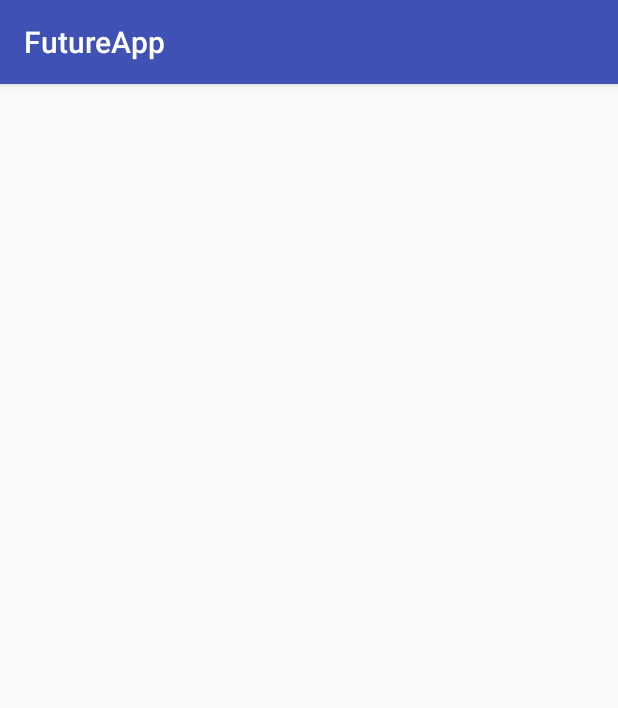
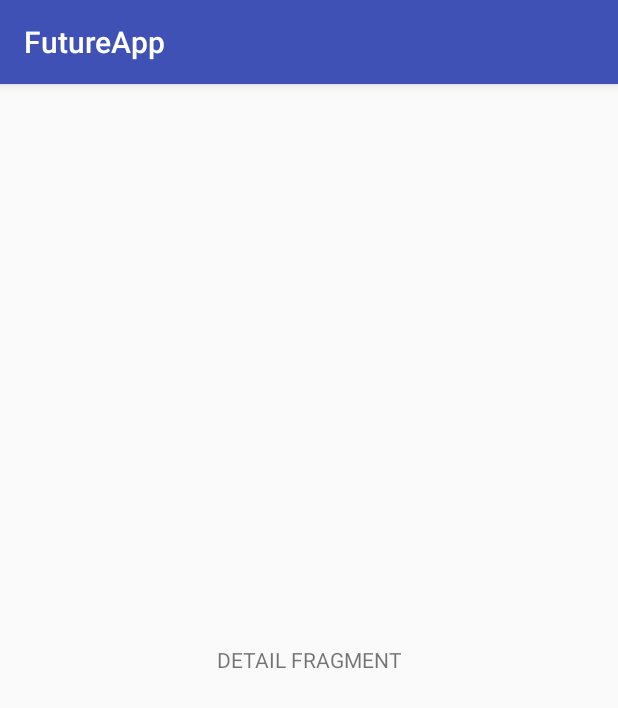
Before and after one commit to tomgozdek/FutureApp, an Android app: the DetailActivity screen opened directly, with no data from a screen before it, on a phone screen of 412 x 824 dp. Shown: the top 708 px of the screen. Run offline under Robolectric (Android 15) with nearby library versions, the phone set to English and light mode, and no system bars; our stand-ins replace ButterKnife.

Commit message:
Add detail fragment and logic for starting it from detail activity

```diff
--- a/app/src/main/AndroidManifest.xml
+++ b/app/src/main/AndroidManifest.xml
@@ -16,7 +16,9 @@
                 <category android:name="android.intent.category.LAUNCHER"/>
             </intent-filter>
         </activity>
-        <activity android:name=".detail.DetailActivity">
+        <activity
+            android:name=".detail.DetailActivity"
+            android:exported="true">
         </activity>
     </application>
 
--- a/app/src/main/java/com/tomekgozdek/futureapp/detail/DetailActivity.java
+++ b/app/src/main/java/com/tomekgozdek/futureapp/detail/DetailActivity.java
@@ -5,11 +5,28 @@ import android.os.Bundle;
 
 import com.tomekgozdek.futureapp.R;
 
+import butterknife.ButterKnife;
+
 public class DetailActivity extends AppCompatActivity {
 
     @Override
     protected void onCreate(Bundle savedInstanceState) {
         super.onCreate(savedInstanceState);
         setContentView(R.layout.activity_detail);
+
+        ButterKnife.bind(this);
+
+        if(ButterKnife.findById(this, R.id.detail_frag_container) != null){
+            if (savedInstanceState != null) {
+                return;
+            }
+
+            DetailFragment fragment = new DetailFragment();
+            fragment.setArguments(getIntent().getExtras());
+            getSupportFragmentManager()
+                    .beginTransaction()
+                    .add(R.id.detail_frag_container, fragment)
+                    .commit();
+        }
     }
 }
--- /dev/null
+++ b/app/src/main/java/com/tomekgozdek/futureapp/detail/DetailFragment.java
@@ -0,0 +1,23 @@
+package com.tomekgozdek.futureapp.detail;
+
+import android.os.Bundle;
+import android.support.annotation.Nullable;
+import android.support.v4.app.Fragment;
+import android.view.LayoutInflater;
+import android.view.View;
+import android.view.ViewGroup;
+
+import com.tomekgozdek.futureapp.R;
+
+/**
+ * Created by TomekG on 2017-04-02.
+ */
+
+public class DetailFragment extends Fragment {
+
+    @Nullable
+    @Override
+    public View onCreateView(LayoutInflater inflater, @Nullable ViewGroup container, @Nullable Bundle savedInstanceState) {
+        return inflater.inflate(R.layout.future_item_detail_layout, container, false);
+    }
+}
--- a/app/src/main/res/layout/activity_detail.xml
+++ b/app/src/main/res/layout/activity_detail.xml
@@ -1,5 +1,5 @@
 <?xml version="1.0" encoding="utf-8"?>
-<android.support.constraint.ConstraintLayout
+<LinearLayout
     xmlns:android="http://schemas.android.com/apk/res/android"
     xmlns:app="http://schemas.android.com/apk/res-auto"
     xmlns:tools="http://schemas.android.com/tools"
@@ -7,4 +7,9 @@
     android:layout_height="match_parent"
     tools:context="com.tomekgozdek.futureapp.detail.DetailActivity">
 
-</android.support.constraint.ConstraintLayout>
+    <FrameLayout
+        android:id="@+id/detail_frag_container"
+        android:layout_width="match_parent"
+        android:layout_height="match_parent">
+    </FrameLayout>
+</LinearLayout>
--- /dev/null
+++ b/app/src/main/res/layout/future_item_detail_layout.xml
@@ -0,0 +1,12 @@
+<?xml version="1.0" encoding="utf-8"?>
+<LinearLayout xmlns:android="http://schemas.android.com/apk/res/android"
+              android:orientation="vertical"
+              android:layout_width="match_parent"
+              android:layout_height="match_parent">
+
+    <TextView
+        android:layout_width="match_parent"
+        android:layout_height="match_parent"
+        android:gravity="center"
+        android:text="DETAIL FRAGMENT"/>
+</LinearLayout>
```
